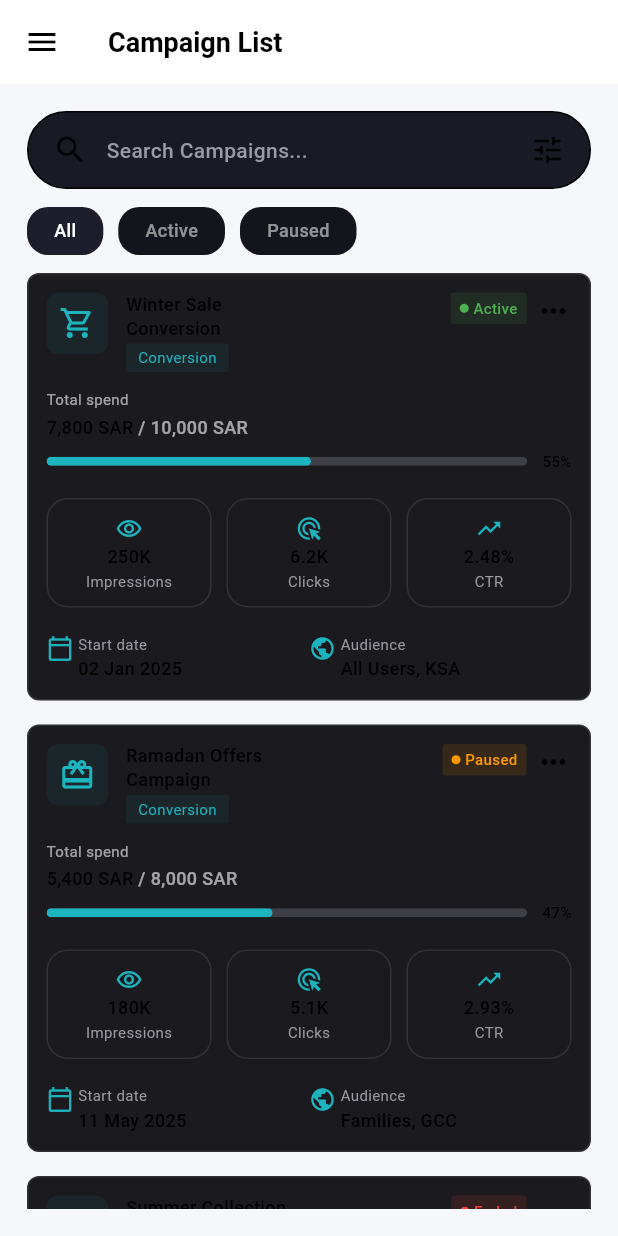
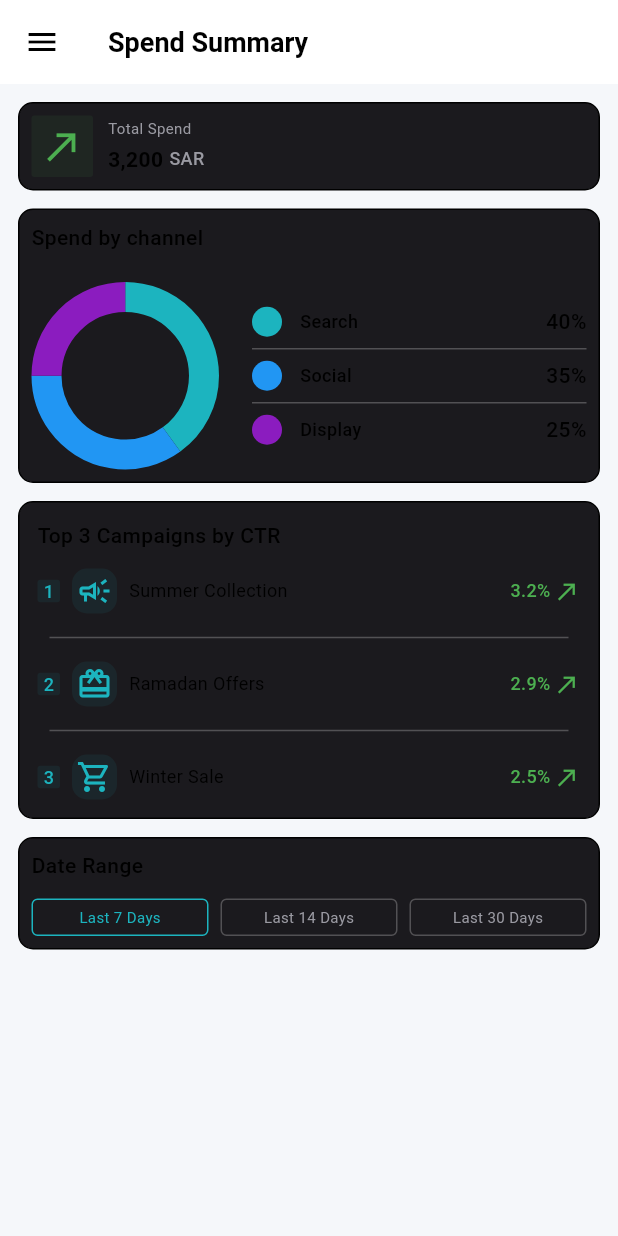
Before and after one commit to JiyadAhammad/ad_campaign_performance_dashboard, a Flutter app: the screen it shows after launch, on a phone screen of 412 x 824 dp. Run offline on Flutter 3.47's test engine with Material 3 defaults, Android fonts, the light colour scheme and no system bars.

Commit message:
feat(ui): implement static UI for spend summary screen

```diff
--- a/lib/core/theme/colors.dart
+++ b/lib/core/theme/colors.dart
@@ -16,6 +16,7 @@ class AppColors {
   static const Color success = Colors.green;
   static const Color warning = Colors.orange;
   static const Color error = Colors.red;
+  static const Color purple = Color(0xFF8B1CBF);
   static const Color muted = Colors.grey;
 
   // Light Bg for snackbar
--- a/lib/core/utils/typography.dart
+++ b/lib/core/utils/typography.dart
@@ -11,6 +11,16 @@ class AppTypography {
   /// - Primary card headings
   static const TextStyle headingLarge = TextStyle(
     fontSize: 18,
+    fontWeight: FontWeight.w600,
+    height: 1.4,
+  );
+
+  /// 16px - SemiBold
+  /// Used for:
+  /// - Screen titles medium
+  /// - card titles
+  static const TextStyle headingMedium = TextStyle(
+    fontSize: 14,
     fontWeight: FontWeight.w600,
     height: 1.4,
   );
@@ -35,6 +45,16 @@ class AppTypography {
     height: 1.3,
   );
 
+  /// 12px - Medium
+  /// Used for:
+  /// - Category tags
+  /// - Secondary emphasis text
+  static const TextStyle labelSmall = TextStyle(
+    fontSize: 12,
+    fontWeight: FontWeight.w400,
+    height: 1.3,
+  );
+
   /// 10px - Medium
   /// Used for:
   /// - Small highlighted labels
--- /dev/null
+++ b/lib/core/widgets/custom_card.dart
@@ -0,0 +1,22 @@
+import 'package:flutter/material.dart';
+
+import '../theme/colors.dart';
+
+class AppCard extends StatelessWidget {
+  const AppCard({super.key, required this.child, this.padding});
+  final Widget child;
+  final EdgeInsetsGeometry? padding;
+
+  @override
+  Widget build(BuildContext context) {
+    return Container(
+      padding: padding ?? const EdgeInsets.all(8),
+      decoration: BoxDecoration(
+        color: AppColors.darkCard,
+        borderRadius: BorderRadius.circular(10),
+        border: Border.all(),
+      ),
+      child: child,
+    );
+  }
+}
--- a/lib/core/widgets/custom_text.dart
+++ b/lib/core/widgets/custom_text.dart
@@ -4,8 +4,10 @@ import '../utils/typography.dart';
 
 enum TextVariant {
   headingLarge,
+  headingMedium,
   bodyMedium,
   labelMedium,
+  labelSmall,
   captionRegular,
   captionMedium,
 }
@@ -39,6 +41,9 @@ class AppText extends StatelessWidget {
       case TextVariant.headingLarge:
         style = AppTypography.headingLarge;
         break;
+      case TextVariant.headingMedium:
+        style = AppTypography.headingMedium;
+        break;
 
       case TextVariant.bodyMedium:
         style = AppTypography.bodyMedium;
@@ -46,6 +51,9 @@ class AppText extends StatelessWidget {
 
       case TextVariant.labelMedium:
         style = AppTypography.labelMedium;
+        break;
+      case TextVariant.labelSmall:
+        style = AppTypography.labelSmall;
         break;
 
       case TextVariant.captionRegular:
--- /dev/null
+++ b/lib/features/spend_summary/data/model/sample_model.dart
@@ -0,0 +1,25 @@
+import 'package:flutter/material.dart';
+
+class ChannelModel {
+  const ChannelModel({
+    required this.title,
+    required this.percentage,
+    required this.color,
+  });
+  final String title;
+  final int percentage;
+  final Color color;
+}
+
+class TopCampaignModel {
+  const TopCampaignModel({
+    required this.rank,
+    required this.title,
+    required this.ctr,
+    required this.icon,
+  });
+  final int rank;
+  final String title;
+  final String ctr;
+  final IconData icon;
+}
--- /dev/null
+++ b/lib/features/spend_summary/presentation/pages/spend_summary.dart
@@ -0,0 +1,75 @@
+import 'package:flutter/material.dart';
+
+import '../../../../core/theme/colors.dart';
+import '../../../../core/widgets/custom_app_bar.dart';
+import '../../data/model/sample_model.dart';
+import '../widgets/date_range_card.dart';
+import '../widgets/spend_channel_card.dart';
+import '../widgets/top_campaign_card.dart';
+import '../widgets/total_spend_card.dart';
+
+class SpendSummaryScreen extends StatelessWidget {
+  const SpendSummaryScreen({super.key});
+
+  static const List<ChannelModel> channels = <ChannelModel>[
+    ChannelModel(title: 'Search', percentage: 40, color: AppColors.primary),
+    ChannelModel(title: 'Social', percentage: 35, color: AppColors.blue),
+    ChannelModel(title: 'Display', percentage: 25, color: AppColors.purple),
+  ];
+
+  static const List<TopCampaignModel> campaigns = <TopCampaignModel>[
+    TopCampaignModel(
+      rank: 1,
+      title: 'Summer Collection',
+      ctr: '3.2%',
+      icon: Icons.campaign_outlined,
+    ),
+    TopCampaignModel(
+      rank: 2,
+      title: 'Ramadan Offers',
+      ctr: '2.9%',
+      icon: Icons.card_giftcard,
+    ),
+    TopCampaignModel(
+      rank: 3,
+      title: 'Winter Sale',
+      ctr: '2.5%',
+      icon: Icons.shopping_cart_outlined,
+    ),
+  ];
+
+  @override
+  Widget build(BuildContext context) {
+    return const Scaffold(
+      drawer: Drawer(),
+      appBar: CustomAppBar(title: 'Spend Summary'),
+      body: Padding(
+        padding: EdgeInsets.all(12),
+        child: Column(
+          spacing: 12,
+          children: <Widget>[
+            ///
+            /// TOTAL SPEND
+            ///
+            TotalSpendCard(),
+
+            ///
+            /// CHANNELS
+            ///
+            SpendByChannelCard(channels: channels),
+
+            ///
+            /// TOP CAMPAIGNS
+            ///
+            TopCampaignsCard(campaigns: campaigns),
+
+            ///
+            /// DATE RANGE
+            ///
+            DateRangeCard(),
+          ],
+        ),
+      ),
+    );
+  }
+}
--- /dev/null
+++ b/lib/features/spend_summary/presentation/widgets/date_range_card.dart
@@ -0,0 +1,58 @@
+import 'package:flutter/material.dart';
+
+import '../../../../core/theme/colors.dart';
+import '../../../../core/widgets/custom_card.dart';
+import '../../../../core/widgets/custom_text.dart';
+
+class DateRangeCard extends StatelessWidget {
+  const DateRangeCard({super.key});
+
+  @override
+  Widget build(BuildContext context) {
+    return const AppCard(
+      child: Column(
+        spacing: 12,
+        crossAxisAlignment: .start,
+        children: <Widget>[
+          AppText('Date Range'),
+
+          Row(
+            spacing: 8,
+            children: <Widget>[
+              _DateChip(title: 'Last 7 Days', selected: true),
+              _DateChip(title: 'Last 14 Days'),
+              _DateChip(title: 'Last 30 Days'),
+            ],
+          ),
+        ],
+      ),
+    );
+  }
+}
+
+class _DateChip extends StatelessWidget {
+  const _DateChip({required this.title, this.selected = false});
+  final String title;
+  final bool selected;
+
+  @override
+  Widget build(BuildContext context) {
+    return Expanded(
+      child: Container(
+        height: 25,
+        alignment: Alignment.center,
+        decoration: BoxDecoration(
+          borderRadius: BorderRadius.circular(4),
+          border: Border.all(
+            color: selected ? AppColors.primary : Colors.white24,
+          ),
+        ),
+        child: AppText(
+          title,
+          variant: TextVariant.captionRegular,
+          color: selected ? AppColors.primary : AppColors.labelText,
+        ),
+      ),
+    );
+  }
+}
--- /dev/null
+++ b/lib/features/spend_summary/presentation/widgets/spend_channel_card.dart
@@ -0,0 +1,113 @@
+import 'package:flutter/material.dart';
+
+import '../../../../core/widgets/custom_card.dart';
+import '../../../../core/widgets/custom_text.dart';
+import '../../data/model/sample_model.dart';
+
+class SpendByChannelCard extends StatelessWidget {
+  const SpendByChannelCard({super.key, required this.channels});
+  final List<ChannelModel> channels;
+
+  @override
+  Widget build(BuildContext context) {
+    return AppCard(
+      child: Column(
+        crossAxisAlignment: CrossAxisAlignment.start,
+        children: <Widget>[
+          const AppText('Spend by channel'),
+
+          const SizedBox(height: 20),
+
+          Row(
+            children: <Widget>[
+              ///
+              /// DONUT
+              ///
+              SizedBox(
+                height: 125,
+                width: 125,
+                child: CustomPaint(painter: _DonutChartPainter(channels)),
+              ),
+
+              const SizedBox(width: 22),
+
+              ///
+              /// LEGENDS
+              ///
+              Expanded(
+                child: ListView.separated(
+                  shrinkWrap: true,
+                  physics: const NeverScrollableScrollPhysics(),
+                  itemCount: channels.length,
+                  separatorBuilder: (_, __) =>
+                      const Divider(color: Colors.white24),
+                  itemBuilder: (BuildContext context, int index) {
+                    final ChannelModel item = channels[index];
+
+                    return Row(
+                      children: <Widget>[
+                        CircleAvatar(radius: 10, backgroundColor: item.color),
+
+                        const SizedBox(width: 12),
+
+                        Expanded(
+                          child: AppText(
+                            item.title,
+                            variant: TextVariant.labelMedium,
+                          ),
+                        ),
+
+                        AppText('${item.percentage}%'),
+                      ],
+                    );
+                  },
+                ),
+              ),
+            ],
+          ),
+        ],
+      ),
+    );
+  }
+}
+
+class _DonutChartPainter extends CustomPainter {
+  _DonutChartPainter(this.channels);
+  final List<ChannelModel> channels;
+
+  @override
+  void paint(Canvas canvas, Size size) {
+    const double strokeWidth = 20.0;
+
+    final Rect rect = Offset.zero & size;
+
+    double startAngle = -90;
+
+    for (final ChannelModel item in channels) {
+      final double sweepAngle = 360 * (item.percentage / 100);
+
+      final Paint paint = Paint()
+        ..color = item.color
+        ..style = PaintingStyle.stroke
+        ..strokeCap = StrokeCap.butt
+        ..strokeWidth = strokeWidth;
+
+      canvas.drawArc(
+        rect.deflate(strokeWidth / 2),
+        radians(startAngle),
+        radians(sweepAngle),
+        false,
+        paint,
+      );
+
+      startAngle += sweepAngle;
+    }
+  }
+
+  double radians(double degree) {
+    return degree * 3.14159265359 / 180;
+  }
+
+  @override
+  bool shouldRepaint(covariant CustomPainter oldDelegate) => false;
+}
--- /dev/null
+++ b/lib/features/spend_summary/presentation/widgets/top_campaign_card.dart
@@ -0,0 +1,110 @@
+import 'package:flutter/material.dart';
+
+import '../../../../core/theme/colors.dart';
+import '../../../../core/widgets/custom_card.dart';
+import '../../../../core/widgets/custom_text.dart';
+import '../../data/model/sample_model.dart';
+
+class TopCampaignsCard extends StatelessWidget {
+  const TopCampaignsCard({super.key, required this.campaigns});
+  final List<TopCampaignModel> campaigns;
+
+  @override
+  Widget build(BuildContext context) {
+    return AppCard(
+      padding: const EdgeInsets.all(12),
+      child: Column(
+        crossAxisAlignment: CrossAxisAlignment.start,
+        children: <Widget>[
+          const AppText('Top 3 Campaigns by CTR'),
+
+          const SizedBox(height: 12),
+
+          ListView.separated(
+            shrinkWrap: true,
+            physics: const NeverScrollableScrollPhysics(),
+            itemCount: campaigns.length,
+            separatorBuilder: (_, __) => const Padding(
+              padding: EdgeInsetsGeometry.all(8),
+              child: Divider(color: Colors.white24),
+            ),
+            itemBuilder: (BuildContext context, int index) {
+              final TopCampaignModel campaign = campaigns[index];
+
+              return TopCampaignTile(campaign: campaign);
+            },
+          ),
+        ],
+      ),
+    );
+  }
+}
+
+class TopCampaignTile extends StatelessWidget {
+  const TopCampaignTile({super.key, required this.campaign});
+  final TopCampaignModel campaign;
+
+  @override
+  Widget build(BuildContext context) {
+    return Row(
+      children: <Widget>[
+        ///
+        /// RANK
+        ///
+        Container(
+          height: 15,
+          width: 15,
+          alignment: Alignment.center,
+          decoration: BoxDecoration(
+            color: AppColors.primary.withAlpha(20),
+            borderRadius: BorderRadius.circular(2),
+          ),
+          child: AppText(
+            '${campaign.rank}',
+            variant: TextVariant.labelMedium,
+            color: AppColors.primary,
+          ),
+        ),
+
+        const SizedBox(width: 8),
+
+        ///
+        /// ICON
+        ///
+        Container(
+          height: 30,
+          width: 30,
+          decoration: BoxDecoration(
+            color: AppColors.primary.withAlpha(20),
+            borderRadius: BorderRadius.circular(10),
+          ),
+          child: Icon(campaign.icon, color: AppColors.primary),
+        ),
+
+        const SizedBox(width: 8),
+
+        ///
+        /// TITLE
+        ///
+        Expanded(
+          child: AppText(campaign.title, variant: TextVariant.labelSmall),
+        ),
+
+        ///
+        /// CTR
+        ///
+        Row(
+          children: <Widget>[
+            AppText(
+              campaign.ctr,
+              variant: TextVariant.labelMedium,
+              color: AppColors.success,
+            ),
+            const SizedBox(width: 2),
+            const Icon(Icons.north_east, color: AppColors.success, size: 18),
+          ],
+        ),
+      ],
+    );
+  }
+}
--- /dev/null
+++ b/lib/features/spend_summary/presentation/widgets/total_spend_card.dart
@@ -0,0 +1,59 @@
+import 'package:flutter/material.dart';
+
+import '../../../../core/theme/colors.dart';
+import '../../../../core/widgets/custom_card.dart';
+import '../../../../core/widgets/custom_text.dart';
+
+class TotalSpendCard extends StatelessWidget {
+  const TotalSpendCard({super.key});
+
+  @override
+  Widget build(BuildContext context) {
+    return AppCard(
+      child: Row(
+        spacing: 10,
+        children: <Widget>[
+          Container(
+            height: 41,
+            width: 41,
+            decoration: BoxDecoration(
+              color: AppColors.success.withAlpha(20),
+              borderRadius: BorderRadius.circular(2),
+            ),
+            child: const Icon(
+              Icons.north_east,
+              color: AppColors.success,
+              size: 30,
+            ),
+          ),
+
+          ///
+          /// TEXT
+          ///
+          const Column(
+            crossAxisAlignment: .start,
+            children: <Widget>[
+              AppText(
+                'Total Spend',
+                variant: TextVariant.captionRegular,
+                color: AppColors.labelText,
+              ),
+              SizedBox(height: 4),
+              Row(
+                children: <Widget>[
+                  AppText('3,200', variant: TextVariant.headingMedium),
+                  SizedBox(width: 4),
+                  AppText(
+                    'SAR',
+                    variant: TextVariant.labelMedium,
+                    color: AppColors.labelText,
+                  ),
+                ],
+              ),
+            ],
+          ),
+        ],
+      ),
+    );
+  }
+}
--- a/lib/main_prod.dart
+++ b/lib/main_prod.dart
@@ -4,7 +4,7 @@ import 'core/environment/env.dart';
 import 'my_app.dart';
 
 Future<void> main() async {
-  Environment.init(AppEnvironment.dev);
+  Environment.init(AppEnvironment.prod);
   WidgetsFlutterBinding.ensureInitialized();
 
   runApp(const MainApp());
--- a/lib/my_app.dart
+++ b/lib/my_app.dart
@@ -3,6 +3,7 @@ import 'package:flutter/material.dart';
 import 'core/environment/env.dart';
 import 'core/theme/theme.dart';
 import 'features/campaigns/presentation/pages/campaigns.dart';
+import 'features/spend_summary/presentation/pages/spend_summary.dart';
 
 class MainApp extends StatelessWidget {
   const MainApp({super.key});
@@ -32,7 +33,7 @@ class _MyApp extends StatelessWidget {
           themeMode: mode,
           theme: AppTheme.lightTheme,
           darkTheme: AppTheme.darkTheme,
-          home: CampaignsScreen(),
+          home: const SpendSummaryScreen(),
         );
       },
     );
```
